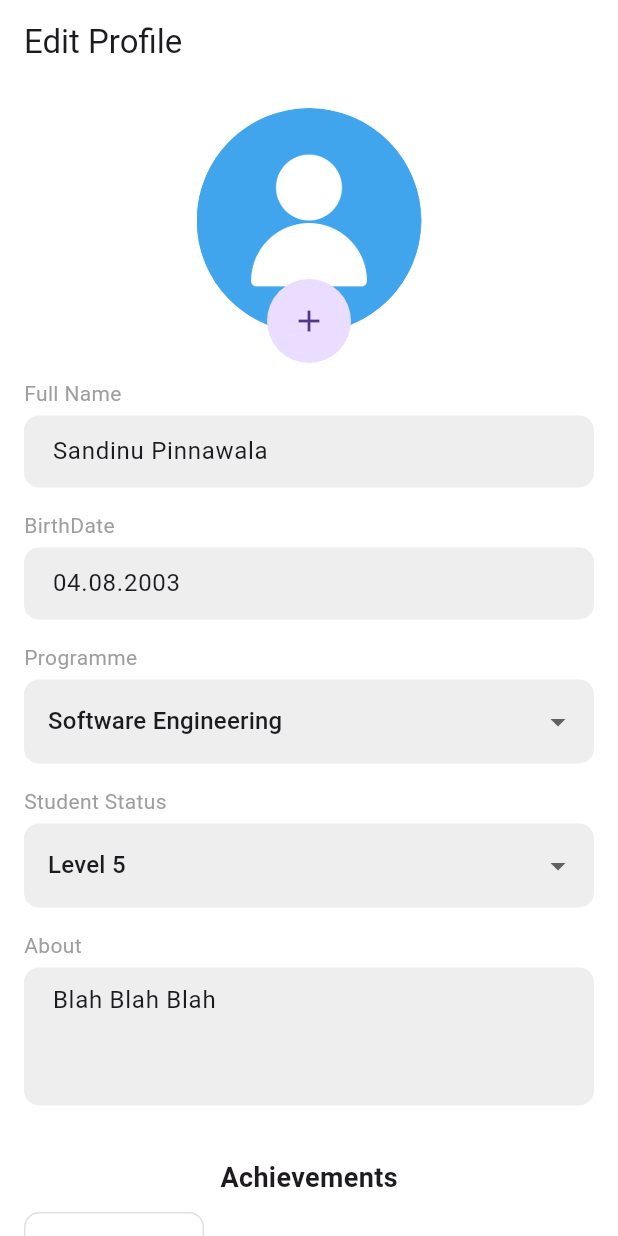
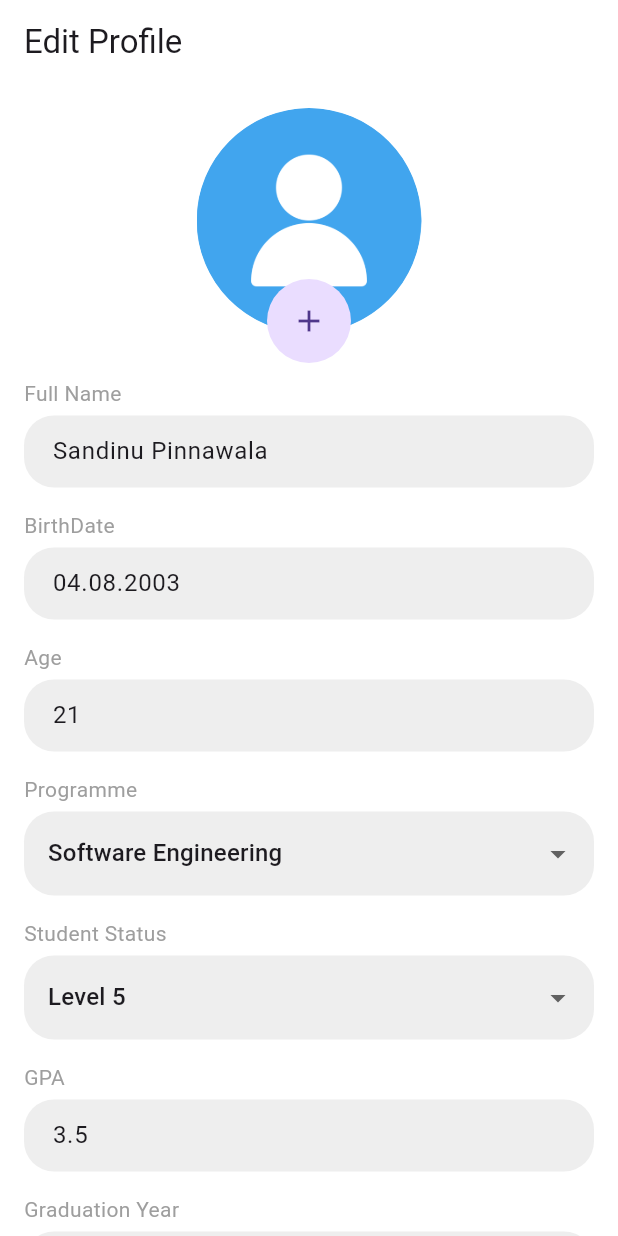
Before and after one commit to ReliveMEMO/MEMO, a Flutter app: the EditProfile screen opened directly, on a phone screen of 412 x 824 dp. Run offline on Flutter 3.47's test engine with Material 3 defaults, Android fonts, the light colour scheme and no system bars; our stand-ins replace cached_network_image, emoji_picker_flutter, firebase_core, firebase_messaging, flutter_local_notifications, google_sign_in and 5 more; missing offline and left inert: encrypt; accounts and stored records are empty; network calls fail.

Commit message:
updates on edit profile page

```diff
--- a/App/memo/lib/pages/edit_profile.dart
+++ b/App/memo/lib/pages/edit_profile.dart
@@ -24,6 +24,9 @@ class _EditProfileState extends State<EditProfile> {
   TextEditingController fullNameController = TextEditingController(text: "Sandinu Pinnawala");
   TextEditingController birthDateController = TextEditingController(text: "04.08.2003");
   TextEditingController aboutController = TextEditingController(text: "Blah Blah Blah");
+  TextEditingController gpacontroller = TextEditingController(text: "3.5");
+  TextEditingController agecontroller = TextEditingController(text: "21");
+  TextEditingController gradyearcontroller = TextEditingController(text: "2027");
 
   String? avatarUrl;
   File? _imageFile;
@@ -69,6 +72,7 @@ class _EditProfileState extends State<EditProfile> {
               ),
               CustomTextField(label: "Full Name", controller: fullNameController),
               DatePickerTextField(label: "BirthDate", controller: birthDateController),
+              CustomTextField(label: "Age", controller: agecontroller),
               CustomDropdown(
                 label: "Programme",
                 value: "Software Engineering",
@@ -79,6 +83,8 @@ class _EditProfileState extends State<EditProfile> {
                 value: "Level 5",
                 items: ["Level 3", "Level 4", "Level 5", "Level 6",  "Alumni"],
               ),
+              CustomTextField(label: "GPA", controller: gpacontroller),
+              CustomTextField(label: "Graduation Year", controller: gradyearcontroller),
               CustomTextField(label: "About", controller: aboutController, maxLines: 3),
               SizedBox(height: 20),
               Text("Achievements", style: TextStyle(fontWeight: FontWeight.bold, fontSize: 18)),
@@ -113,7 +119,7 @@ class CustomTextField extends StatelessWidget {
             contentPadding: EdgeInsets.symmetric(vertical: 10, horizontal: 15),
             filled: true,
             fillColor: Colors.grey.shade200,
-            border: OutlineInputBorder(borderRadius: BorderRadius.circular(10), borderSide: BorderSide.none),
+            border: OutlineInputBorder(borderRadius: BorderRadius.circular(20), borderSide: BorderSide.none),
           ),
         ),
         SizedBox(height: 15),
@@ -172,7 +178,7 @@ class CustomDropdown extends StatelessWidget {
           decoration: InputDecoration(
             filled: true,
             fillColor: Colors.grey.shade200,
-            border: OutlineInputBorder(borderRadius: BorderRadius.circular(10), borderSide: BorderSide.none),
+            border: OutlineInputBorder(borderRadius: BorderRadius.circular(20), borderSide: BorderSide.none),
           ),
         ),
         SizedBox(height: 15),
--- a/App/memo/lib/pages/my_page.dart
+++ b/App/memo/lib/pages/my_page.dart
@@ -7,7 +7,7 @@ import 'package:memo/pages/profile_page.dart';
 import 'package:solar_icons/solar_icons.dart';
 import 'package:memo/pages/search_page.dart';
 import 'package:memo/pages/edit_profile.dart';
-import 'package:memo/pages/notification.dart';
+
 
 class myPage extends StatefulWidget {
   const myPage({super.key});
@@ -22,7 +22,7 @@ class _myPageState extends State<myPage> {
   List pages = [
     ProfilePage(),
     SearchPage(),
-    NotificationPage(),
+    CreateTimeline(),
     EditProfile(),
     ChatPage(),
   ];
```
Also changed, not shown: App/memo/lib/pages/notification.dart (deleted, +0 -80 lines).
